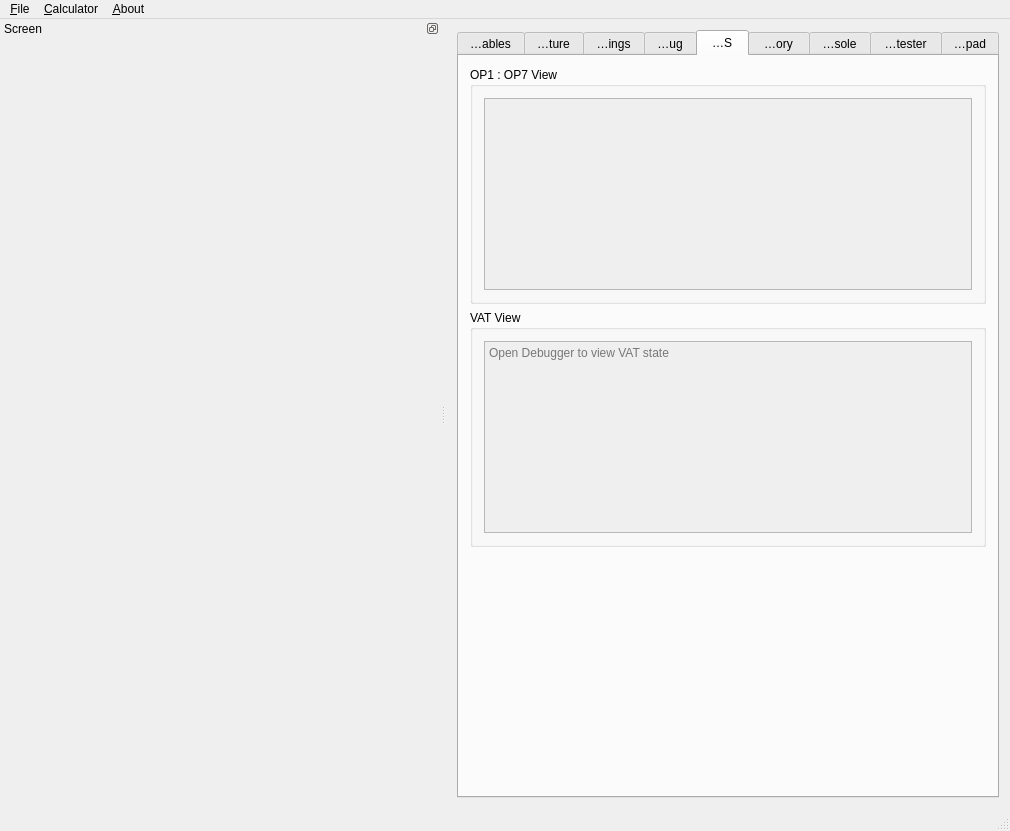
First picture: the form in gui/qt/mainwindow.ui, repository CE-Programming/CEmu, before the edit.
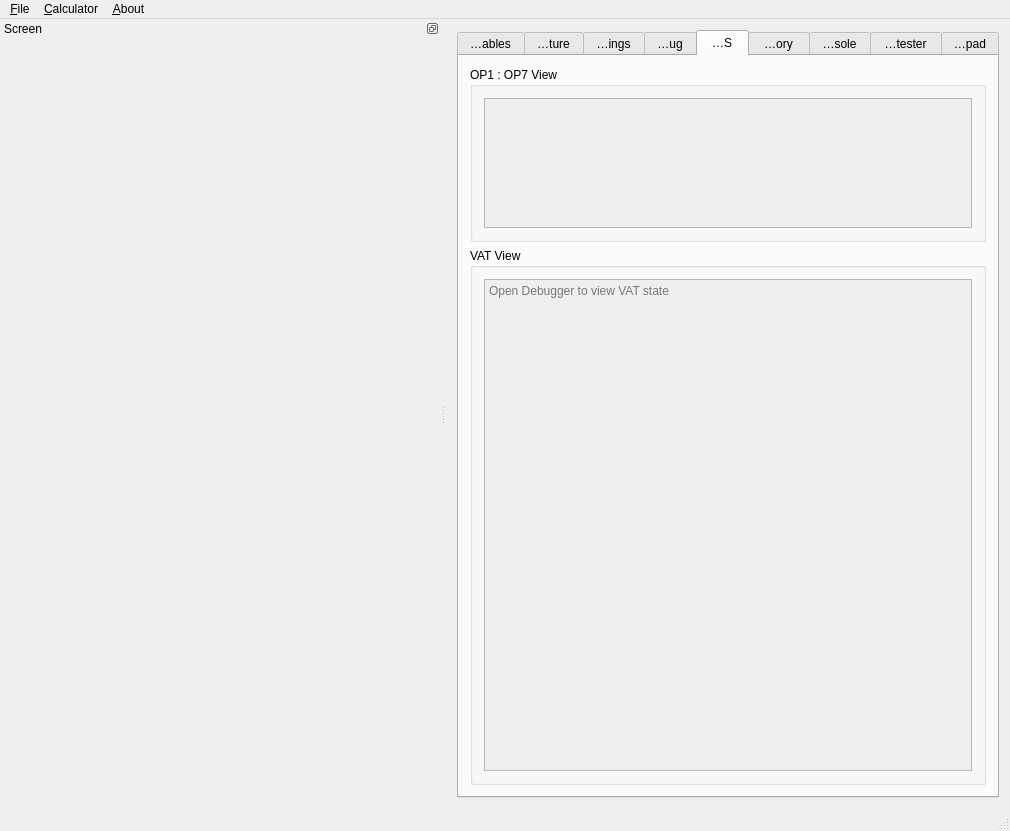
Second picture: the form after the edit. The open tabs and pages were chosen to show the change. Icons and pictures are not drawn. Custom widgets are drawn as their Qt base class.

```diff
--- a/gui/qt/mainwindow.ui
+++ b/gui/qt/mainwindow.ui
@@ -6672,6 +6672,12 @@
        <layout class="QVBoxLayout" name="verticalLayout_13">
         <item>
          <widget class="QGroupBox" name="groupBox_9">
+          <property name="sizePolicy">
+           <sizepolicy hsizetype="Preferred" vsizetype="Minimum">
+            <horstretch>0</horstretch>
+            <verstretch>0</verstretch>
+           </sizepolicy>
+          </property>
           <property name="title">
            <string>OP1 : OP7 View</string>
           </property>
@@ -6682,11 +6688,23 @@
               <bool>false</bool>
              </property>
              <property name="sizePolicy">
-              <sizepolicy hsizetype="Minimum" vsizetype="Maximum">
+              <sizepolicy hsizetype="Preferred" vsizetype="Fixed">
                <horstretch>0</horstretch>
                <verstretch>0</verstretch>
               </sizepolicy>
              </property>
+             <property name="minimumSize">
+              <size>
+               <width>0</width>
+               <height>130</height>
+              </size>
+             </property>
+             <property name="maximumSize">
+              <size>
+               <width>16777215</width>
+               <height>130</height>
+              </size>
+             </property>
              <property name="focusPolicy">
               <enum>Qt::NoFocus</enum>
              </property>
@@ -6712,6 +6730,12 @@
         </item>
         <item>
          <widget class="QGroupBox" name="groupBox_10">
+          <property name="sizePolicy">
+           <sizepolicy hsizetype="Preferred" vsizetype="Expanding">
+            <horstretch>0</horstretch>
+            <verstretch>0</verstretch>
+           </sizepolicy>
+          </property>
           <property name="title">
            <string>VAT View</string>
           </property>
@@ -6721,12 +6745,6 @@
              <property name="enabled">
               <bool>false</bool>
              </property>
-             <property name="sizePolicy">
-              <sizepolicy hsizetype="Minimum" vsizetype="Maximum">
-               <horstretch>0</horstretch>
-               <verstretch>0</verstretch>
-              </sizepolicy>
-             </property>
              <property name="focusPolicy">
               <enum>Qt::NoFocus</enum>
              </property>
@@ -6747,19 +6765,6 @@
           </layout>
          </widget>
         </item>
-        <item>
-         <spacer name="verticalSpacer_4">
-          <property name="orientation">
-           <enum>Qt::Vertical</enum>
-          </property>
-          <property name="sizeHint" stdset="0">
-           <size>
-            <width>20</width>
-            <height>40</height>
-           </size>
-          </property>
-         </spacer>
-        </item>
        </layout>
       </widget>
       <widget class="QWidget" name="tabMemory">
```
Left out of the diff: 10 changed lines with no effect on the pictures.
